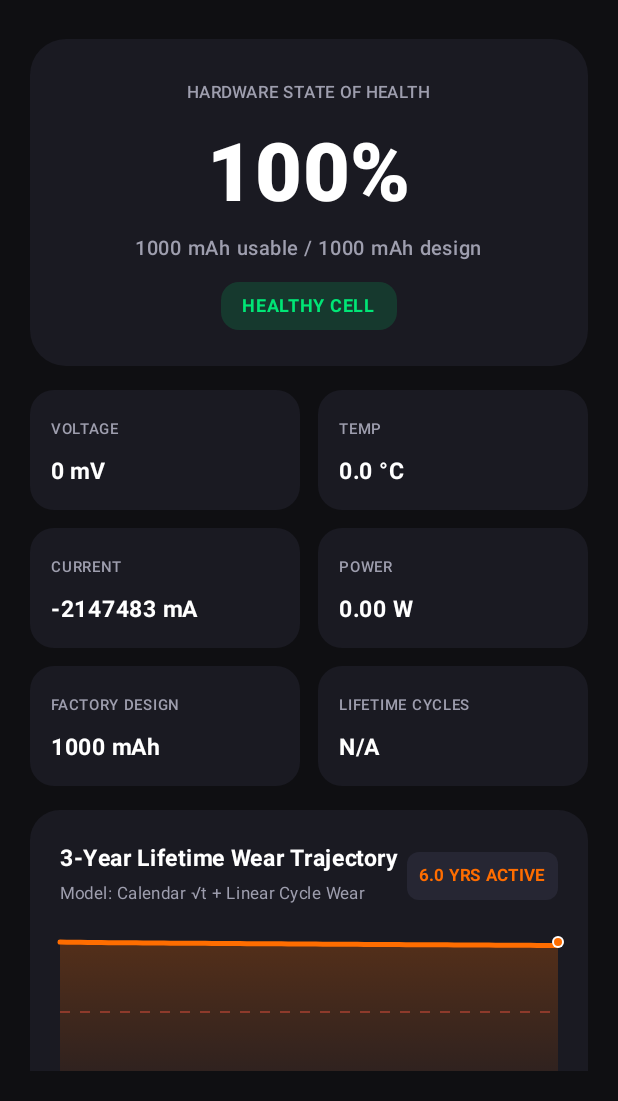
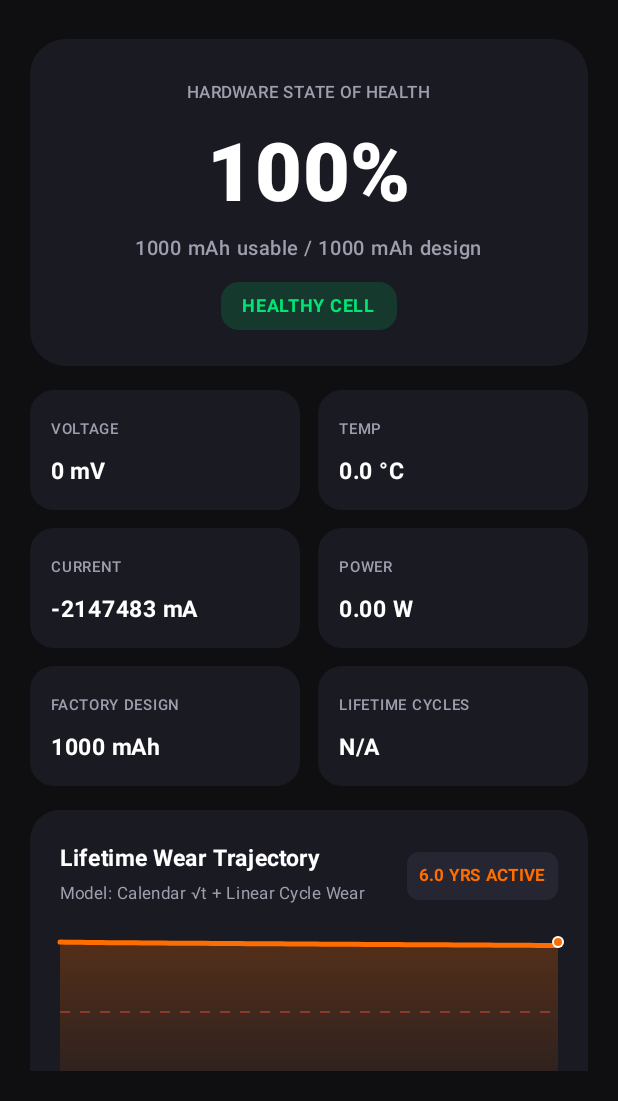
Before and after one commit to manuelmania93-svg/BatteryFox, an Android app built with Jetpack Compose: the screen it shows after launch (MainActivity), on a phone screen of 412 x 824 dp, the part 135-1236 px from its top. Run offline under Robolectric (Android 15) with nearby library versions, the light colour scheme and no system bars; 3 statements that could not run were skipped.

Commit message:
fix(ui): apply flex weights and lock badges to single line to prevent vertical text wrapping

```diff
--- a/app/src/main/java/com/batteryfox/app/presentation/ui/DashboardScreen.kt
+++ b/app/src/main/java/com/batteryfox/app/presentation/ui/DashboardScreen.kt
@@ -178,7 +178,7 @@ fun DashboardScreen(viewModel: BatteryViewModel) {
                     horizontalArrangement = Arrangement.SpaceBetween,
                     verticalAlignment = Alignment.CenterVertically
                 ) {
-                    Text("Legit PMIC Calibration Wizard", color = FoxTextPrimary, fontWeight = FontWeight.Bold, fontSize = 16.sp)
+                    Text("Legit PMIC Calibration Wizard", color = FoxTextPrimary, fontWeight = FontWeight.Bold, fontSize = 15.sp, modifier = Modifier.weight(1f).padding(end = 8.dp), maxLines = 1)
                     Surface(
                         color = when (state.calibrationStep) {
                             CalibrationStep.IDLE -> FoxSurfaceVariant
@@ -188,7 +188,7 @@ fun DashboardScreen(viewModel: BatteryViewModel) {
                         shape = RoundedCornerShape(8.dp)
                     ) {
                         Text(
-                            text = state.calibrationStep.name,
+                            text = state.calibrationStep.name, maxLines = 1, softWrap = false,
                             color = when (state.calibrationStep) {
                                 CalibrationStep.IDLE -> FoxTextSecondary
                                 CalibrationStep.COMPLETED -> FoxElectricGreen
--- a/app/src/main/java/com/batteryfox/app/presentation/ui/components/LifetimeWearGraph.kt
+++ b/app/src/main/java/com/batteryfox/app/presentation/ui/components/LifetimeWearGraph.kt
@@ -29,22 +29,29 @@ fun LifetimeWearCard(
         colors = CardDefaults.cardColors(containerColor = FoxSurface)
     ) {
         Column(modifier = Modifier.padding(20.dp)) {
+            // Header Row: Constrained with flex weight to prevent badge squishing
             Row(
                 modifier = Modifier.fillMaxWidth(),
                 horizontalArrangement = Arrangement.SpaceBetween,
                 verticalAlignment = Alignment.CenterVertically
             ) {
-                Column {
+                Column(
+                    modifier = Modifier
+                        .weight(1f)
+                        .padding(end = 12.dp)
+                ) {
                     Text(
-                        text = "3-Year Lifetime Wear Trajectory",
+                        text = "Lifetime Wear Trajectory",
                         color = FoxTextPrimary,
                         fontWeight = FontWeight.Bold,
-                        fontSize = 15.sp
+                        fontSize = 15.sp,
+                        maxLines = 1
                     )
                     Text(
                         text = "Model: Calendar √t + Linear Cycle Wear",
                         color = FoxTextSecondary,
-                        fontSize = 11.sp
+                        fontSize = 11.sp,
+                        maxLines = 1
                     )
                 }
                 Surface(
@@ -56,6 +63,8 @@ fun LifetimeWearCard(
                         color = FoxAccentOrange,
                         fontWeight = FontWeight.Bold,
                         fontSize = 11.sp,
+                        maxLines = 1,
+                        softWrap = false,
                         modifier = Modifier.padding(horizontal = 8.dp, vertical = 4.dp)
                     )
                 }
@@ -74,7 +83,7 @@ fun LifetimeWearCard(
                     val h = size.height
 
                     // 1. Draw 80% Critical Service Line (Dashed Horizon)
-                    val y80 = h * (1f - (80f - 40f) / 60f) // Map 40%-100% range to canvas height
+                    val y80 = h * (1f - (80f - 40f) / 60f)
                     drawLine(
                         color = Color(0x66FF5252),
                         start = Offset(0f, y80),
@@ -83,7 +92,7 @@ fun LifetimeWearCard(
                         pathEffect = PathEffect.dashPathEffect(floatArrayOf(10f, 10f), 0f)
                     )
 
-                    // 2. Generate Degradation Curve Points (Day 0 @ 100% -> Today @ currentHealthPercent)
+                    // 2. Generate Degradation Curve Points
                     val totalMonths = (yearsActive * 12).toInt().coerceAtLeast(12)
                     val path = Path()
                     val fillPath = Path()
@@ -97,7 +106,6 @@ fun LifetimeWearCard(
 
                     for (m in 1..totalMonths) {
                         val progress = m.toFloat() / totalMonths.toFloat()
-                        // Chemical physics: wear proportional to sqrt(time) + linear cycle wear
                         val wearProgress = (0.4f * sqrt(progress)) + (0.6f * progress)
                         val estimatedHealth = 100f - (totalDrop * wearProgress)
 
```
